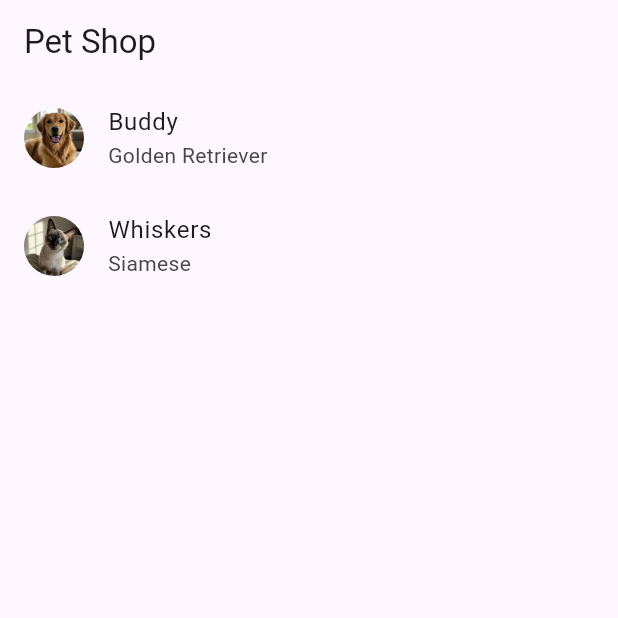
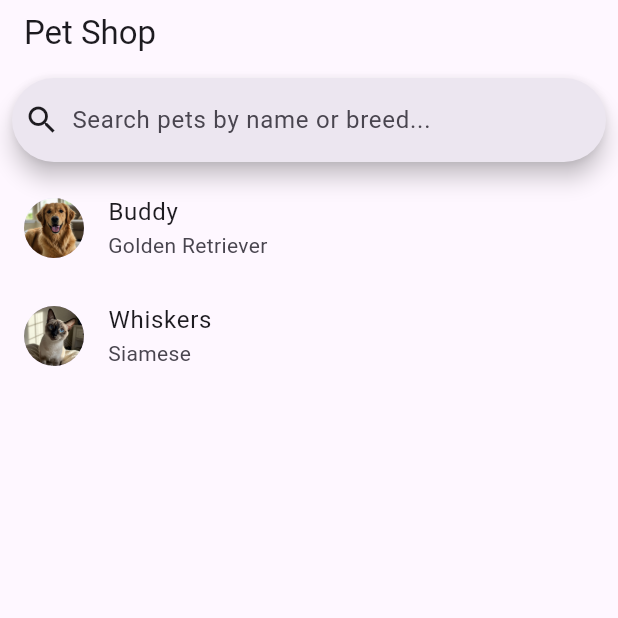
Before and after one commit to panicoli0/pet-shop-app, a Flutter app: the screen it shows after launch, on a phone screen of 412 x 824 dp, the top half of it. Run offline on Flutter 3.47's test engine with Material 3 defaults, Android fonts, the phone set to English and light mode, and no system bars; our stand-ins replace flutter_bloc.

Commit message:
added search feature

```diff
--- a/lib/domain/repository/pet_repository_impl.dart
+++ b/lib/domain/repository/pet_repository_impl.dart
@@ -20,7 +20,7 @@ class PetRepositoryImpl implements IPetRepository {
   @override
   Future<List<Pet>> getPets() async {
     // Simulate network delay
-    await Future.delayed(const Duration(seconds: 1));
+    await Future.delayed(const Duration(milliseconds: 300));
     return _pets;
   }
 
@@ -32,7 +32,7 @@ class PetRepositoryImpl implements IPetRepository {
 
   @override
   Future<List<Pet>> searchPets(String query) async {
-    await Future.delayed(const Duration(milliseconds: 500));
+    await Future.delayed(const Duration(milliseconds: 200));
     return _pets
         .where((pet) =>
             pet.name.toLowerCase().contains(query.toLowerCase()) ||
--- a/lib/main.dart
+++ b/lib/main.dart
@@ -25,11 +25,10 @@ class PetShopApp extends StatelessWidget {
 
   @override
   Widget build(BuildContext context) {
-    return MaterialApp(
+    return const MaterialApp(
       title: 'Pet Shop',
       home: Scaffold(
-        appBar: AppBar(title: const Text('Pet Shop')),
-        body: const PetListPage(),
+        body: PetListPage(),
       ),
     );
   }
--- a/lib/presentation/pages/pet_list_page.dart
+++ b/lib/presentation/pages/pet_list_page.dart
@@ -2,13 +2,37 @@ import 'package:flutter/material.dart';
 import 'package:flutter_bloc/flutter_bloc.dart';
 import 'package:pets_shop/presentation/bloc/pet_list_bloc.dart';
 import 'package:pets_shop/presentation/bloc/pet_list_state.dart';
+import 'package:pets_shop/presentation/bloc/pet_list_event.dart';
 
 class PetListPage extends StatelessWidget {
   const PetListPage({super.key});
 
   @override
   Widget build(BuildContext context) {
-    return BlocBuilder<PetListBloc, PetListState>(
+    final petListBloc = context.read<PetListBloc>();
+
+    return Scaffold(
+      appBar: AppBar(
+        title: const Text('Pet Shop'),
+        bottom: PreferredSize(
+          preferredSize: const Size.fromHeight(60),
+          child: Padding(
+            padding: const EdgeInsets.all(8.0),
+            child: SearchBar(
+              hintText: 'Search pets by name or breed...',
+              onChanged: (query) {
+                if (query.isEmpty) {
+                  petListBloc.add(LoadPets());
+                } else {
+                  petListBloc.add(SearchPets(query));
+                }
+              },
+              leading: const Icon(Icons.search),
+            ),
+          ),
+        ),
+      ),
+      body: BlocBuilder<PetListBloc, PetListState>(
         builder: (context, state) {
           if (state is PetListLoading) {
             return const Center(child: CircularProgressIndicator());
@@ -19,6 +43,12 @@ class PetListPage extends StatelessWidget {
           }
 
           if (state is PetListLoaded) {
+            if (state.pets.isEmpty) {
+              return const Center(
+                child: Text('No pets found'),
+              );
+            }
+
             return ListView.builder(
               itemCount: state.pets.length,
               itemBuilder: (context, index) {
@@ -36,6 +66,7 @@ class PetListPage extends StatelessWidget {
 
           return const SizedBox.shrink();
         },
+      ),
     );
   }
 }
```
Also changed, not shown: lib/presentation/bloc/pet_list_bloc.dart (+6 -7 lines). Lines whose indentation alone changed are shown as unchanged.
